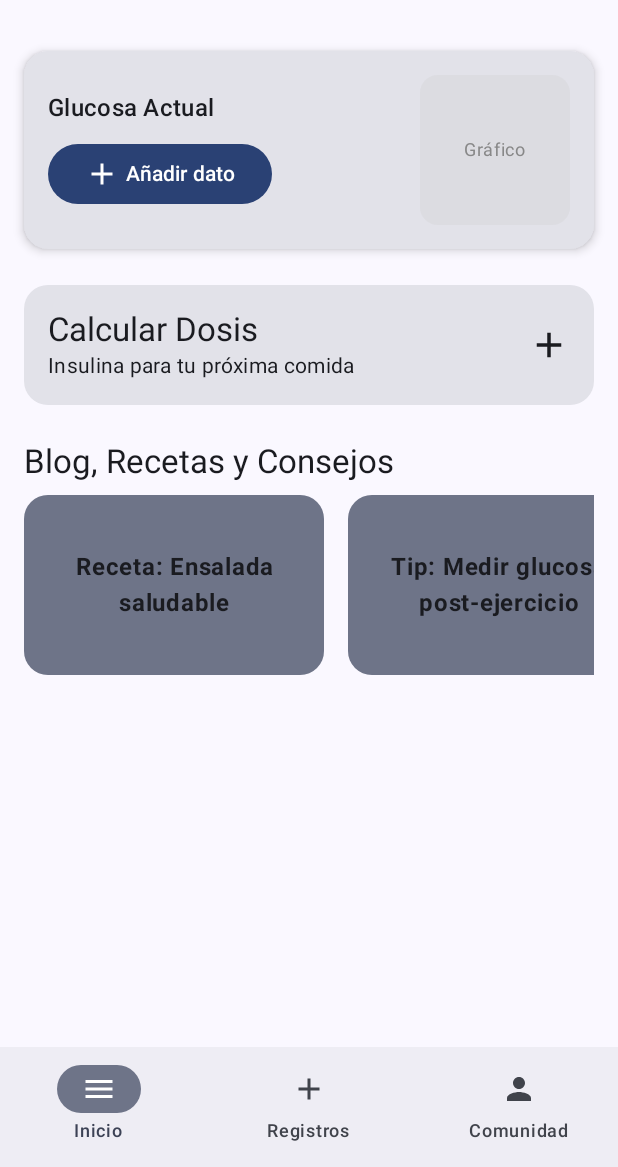
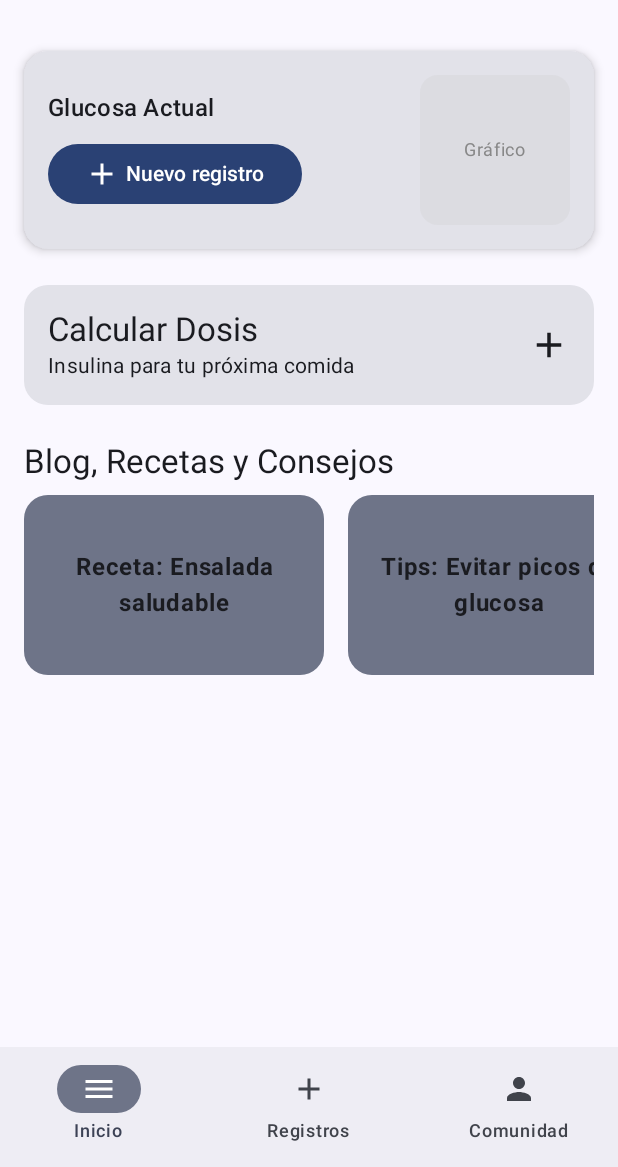
Before and after one commit to Armenn1/AppDiabetes, an Android app built with Jetpack Compose: the screen it shows after launch (MainActivity), on a phone screen of 412 x 824 dp, the part 69-1236 px from its top. Run offline under Robolectric (Android 15) with nearby library versions, the phone set to English and light mode, and no system bars.

Commit message:
text-changes

```diff
--- a/AppDiabetes/app/src/main/java/com/example/appdiabetes/MainActivity.kt
+++ b/AppDiabetes/app/src/main/java/com/example/appdiabetes/MainActivity.kt
@@ -114,12 +114,12 @@ fun GlucoseSection(hasData: Boolean) {
                         fontWeight = FontWeight.Bold,
                         color = MaterialTheme.colorScheme.primary
                     )
-                    Text("Última medición: 10:35 AM")
+                    Text("Último registro: 10:35 AM")
                 } else {
                     Button(onClick = { /* TODO: Abrir pantalla para añadir dato */ }) {
                         Icon(Icons.Default.Add, contentDescription = null)
                         Spacer(Modifier.width(4.dp))
-                        Text("Añadir dato")
+                        Text("Nuevo registro")
                     }
                 }
             }
@@ -177,7 +177,7 @@ fun TipsCarouselSection() {
         // Datos de ejemplo para el carrusel
         val items = listOf(
             "Receta: Ensalada saludable",
-            "Tip: Medir glucosa post-ejercicio",
+            "Tips: Evitar picos de glucosa",
             "Blog: Nuevas tecnologías"
         )
         LazyRow(
```
